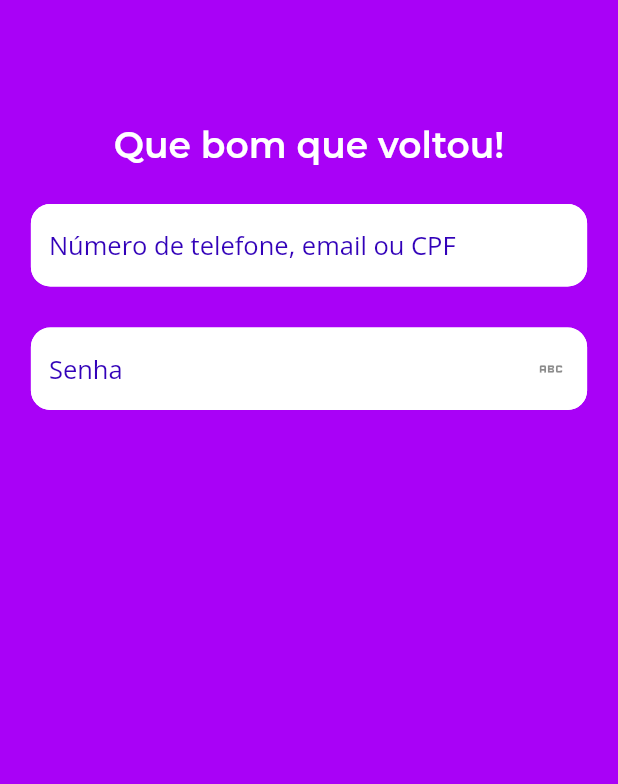
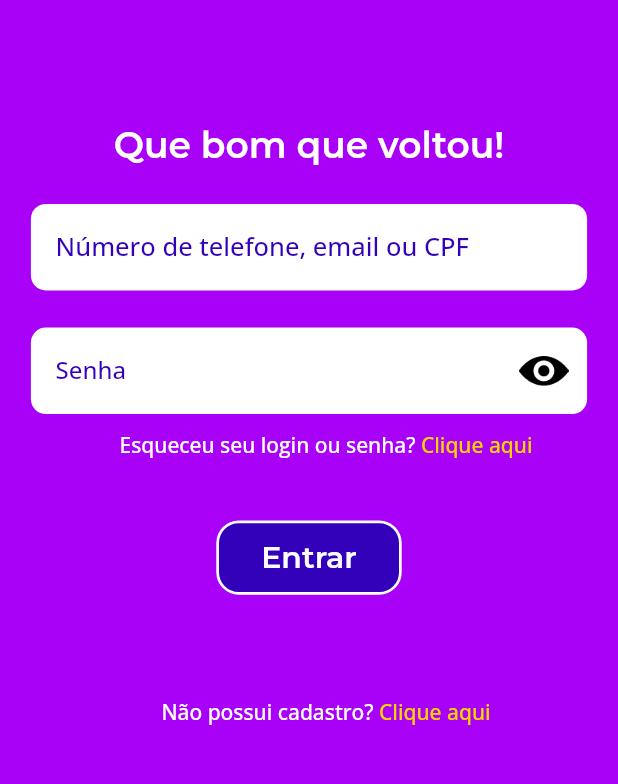
Before and after one commit to Palagio/app_todo_lovepeople, a Flutter app: the screen it shows after launch, on a phone screen of 412 x 824 dp, the part 371-1155 px from its top. Run offline on Flutter 3.47's test engine with Material 2 defaults, Android fonts, the phone set to English and light mode, and no system bars; our stand-ins replace google_fonts.

Commit message:
Att estrutura de pastas e layout auth page

```diff
--- a/lib/app_widget.dart
+++ b/lib/app_widget.dart
@@ -1,4 +1,4 @@
-import 'package:app_todo_lovepeople/modules/auth_module/auth_view.dart';
+import 'package:app_todo_lovepeople/modules/auth/auth_view.dart';
 import 'package:flutter/material.dart';
 
 class AppWidget extends StatelessWidget {
--- a/lib/main.dart
+++ b/lib/main.dart
@@ -1,6 +1,7 @@
 import 'package:app_todo_lovepeople/app_widget.dart';
-import 'package:app_todo_lovepeople/modules/auth_module/auth_model.dart';
-import 'package:app_todo_lovepeople/modules/auth_module/auth_presenter.dart';
+import 'package:app_todo_lovepeople/modules/auth/auth_model.dart';
+import 'package:app_todo_lovepeople/modules/auth/auth_presenter.dart';
+
 import 'package:flutter/material.dart';
 import 'package:provider/provider.dart';
 
@@ -11,7 +12,6 @@ void main() {
         ChangeNotifierProvider(
           create: (context) => AuthPresenter(AuthModel()),
         ),
-
       ],
       child: AppWidget(),
     ),
--- a/lib/modules/auth_module/auth_presenter.dart
+++ b/lib/modules/auth/auth_presenter.dart
@@ -1,4 +1,4 @@
-import 'package:app_todo_lovepeople/modules/auth_module/auth_model.dart';
+import 'package:app_todo_lovepeople/modules/auth/auth_model.dart';
 import 'package:flutter/material.dart';
 
 class AuthPresenter with ChangeNotifier {
--- a/lib/modules/auth_module/auth_view.dart
+++ b/lib/modules/auth/auth_view.dart
@@ -1,3 +1,5 @@
+import 'package:app_todo_lovepeople/modules/auth/widgets/auth_text_button_widget.dart';
+import 'package:app_todo_lovepeople/shared/widgets/dynamic-button_widget.dart';
 import 'package:app_todo_lovepeople/shared/widgets/password_text_field_widget.dart';
 import 'package:app_todo_lovepeople/shared/widgets/text_form_field_widget.dart';
 import 'package:flutter/material.dart';
@@ -11,11 +13,6 @@ class AuthView extends StatefulWidget {
 }
 
 class _AuthViewState extends State<AuthView> {
-  @override
-  void initState() {
-    super.initState();
-  }
-
   @override
   Widget build(BuildContext context) {
     final size = MediaQuery.of(context).size;
@@ -84,7 +81,30 @@ class _AuthViewState extends State<AuthView> {
               UserTextFormFieldWidget(
                 hintText: 'Número de telefone, email ou CPF',
               ),
-              PasswordFormFieldWidget(hintText: 'Senha'),
+              SizedBox(
+                height: size.height * 0.03,
+              ),
+              PasswordTextFormFieldWidget(
+                hintText: 'Senha',
+              ),
+              AuthTextButtonWidget(
+                buttonText: 'Clique aqui',
+                text: 'Esqueceu seu login ou senha? ',
+              ),
+              SizedBox(
+                height: size.height * 0.05,
+              ),
+              DynamicButtonWidget(
+                text: 'Entrar',
+                buttonColor: Color.fromARGB(255, 50, 1, 185),
+                width: size.width * 0.3,
+                radius: 15,
+              ),
+              SizedBox(height: size.height * 0.07),
+              AuthTextButtonWidget(
+                text: 'Não possui cadastro? ',
+                buttonText: 'Clique aqui',
+              )
             ],
           ),
         ),
--- /dev/null
+++ b/lib/modules/auth/widgets/auth_text_button_widget.dart
@@ -0,0 +1,50 @@
+import 'package:flutter/material.dart';
+import 'package:google_fonts/google_fonts.dart';
+
+class AuthTextButtonWidget extends StatelessWidget {
+  final String text;
+  final String buttonText;
+
+  const AuthTextButtonWidget({
+    Key? key,
+    required this.text,
+    required this.buttonText,
+  }) : super(key: key);
+
+  @override
+  Widget build(BuildContext context) {
+    final size = MediaQuery.of(context).size;
+
+    return Container(
+      margin:
+          EdgeInsets.only(left: size.width * 0.055, top: size.height * 0.013),
+      child: Row(
+        mainAxisAlignment: MainAxisAlignment.center,
+        children: [
+          Text(
+            text,
+            style: GoogleFonts.openSans(
+              textStyle: TextStyle(
+                fontSize: 14,
+                color: Colors.white,
+                fontWeight: FontWeight.w500,
+              ),
+            ),
+          ),
+          Container(
+            child: Text(
+              buttonText,
+              style: GoogleFonts.openSans(
+                textStyle: TextStyle(
+                  fontSize: 14,
+                  color: Color.fromARGB(255, 255, 213, 0),
+                  fontWeight: FontWeight.w500,
+                ),
+              ),
+            ),
+          ),
+        ],
+      ),
+    );
+  }
+}
--- /dev/null
+++ b/lib/shared/widgets/dynamic-button_widget.dart
@@ -0,0 +1,43 @@
+import 'package:flutter/material.dart';
+import 'package:google_fonts/google_fonts.dart';
+
+class DynamicButtonWidget extends StatelessWidget {
+  final String text;
+  final Color buttonColor;
+  final double width;
+  final double radius;
+  const DynamicButtonWidget({
+    Key? key,
+    required this.text,
+    required this.buttonColor,
+    required this.width,
+    required this.radius,
+  }) : super(key: key);
+
+  @override
+  Widget build(BuildContext context) {
+    final size = MediaQuery.of(context).size;
+
+    return Container(
+      height: size.height * 0.06,
+      width: width,
+      decoration: BoxDecoration(
+        color: buttonColor,
+        borderRadius: BorderRadius.circular(radius),
+        border: Border.all(color: Colors.white, width: 1.8),
+      ),
+      child: Center(
+        child: Text(
+          text,
+          style: GoogleFonts.montserrat(
+            textStyle: TextStyle(
+              fontSize: 20,
+              color: Colors.white,
+              fontWeight: FontWeight.w600,
+            ),
+          ),
+        ),
+      ),
+    );
+  }
+}
--- a/lib/shared/widgets/password_text_field_widget.dart
+++ b/lib/shared/widgets/password_text_field_widget.dart
@@ -1,12 +1,12 @@
-import 'package:app_todo_lovepeople/modules/auth_module/auth_presenter.dart';
+import 'package:app_todo_lovepeople/modules/auth/auth_presenter.dart';
 import 'package:flutter/material.dart';
 import 'package:google_fonts/google_fonts.dart';
 import 'package:provider/provider.dart';
 
-class PasswordFormFieldWidget extends StatelessWidget {
+class PasswordTextFormFieldWidget extends StatelessWidget {
   final String hintText;
 
-  PasswordFormFieldWidget({
+  PasswordTextFormFieldWidget({
     Key? key,
     required this.hintText,
   }) : super(key: key);
@@ -16,38 +16,50 @@ class PasswordFormFieldWidget extends StatelessWidget {
     final size = MediaQuery.of(context).size;
 
     return Consumer<AuthPresenter>(builder: (context, presenter, child) {
-      return SizedBox(
-        height: size.height * 0.1,
+      return Container(
+        height: size.height * 0.07,
         width: size.width * 0.9,
+        decoration: BoxDecoration(
+          color: Colors.white,
+          borderRadius: BorderRadius.circular(10),
+        ),
         child: TextFormField(
+          style: GoogleFonts.openSans(
+            textStyle: TextStyle(
+              fontSize: 17,
+              color: Color.fromARGB(255, 50, 1, 185),
+              fontWeight: FontWeight.w500,
+            ),
+          ),
+          expands: false,
           obscureText: presenter.authModel.obscureTextStatus,
           decoration: InputDecoration(
-            suffixIcon:
-                 InkWell(
-                    onTap: () {
-                      presenter.switchObscureTextStatus();
-                    },
-                    child: Icon(presenter.authModel.obscureTextStatus
-                       ? Icons.remove_red_eye_outlined : Icons.abc,
-                      size: 20,
-                    ),
-                  ),
-
+            border: InputBorder.none,
+            enabledBorder: InputBorder.none,
+            suffixIcon: InkWell(
+              onTap: () {
+                presenter.switchObscureTextStatus();
+              },
+              child: Container(
+                height: size.height * 0.07,
+                padding: EdgeInsets.all(size.width * 0.03),
+                child: Image.asset(
+                  presenter.authModel.obscureTextStatus
+                      ? 'assets/images/authImages/auth-password-eye.png'
+                      : 'assets/images/authImages/auth-password-eye-sharp.png',
+                  fit: BoxFit.cover,
+                ),
+              ),
+            ),
             hintText: hintText,
             hintStyle: GoogleFonts.openSans(
               textStyle: TextStyle(
-                fontSize: 17,
+                fontSize: 16,
                 color: Color.fromARGB(255, 50, 1, 185),
+                fontWeight: FontWeight.w500,
               ),
             ),
-            isDense: true,
-            labelStyle: const TextStyle(color: Colors.black),
-            enabledBorder: OutlineInputBorder(
-              borderRadius: BorderRadius.circular(13),
-              borderSide: BorderSide(color: Colors.white),
-            ),
-            filled: true,
-            fillColor: Colors.white,
+            contentPadding: EdgeInsets.all(size.width * 0.04),
           ),
         ),
       );
--- a/lib/shared/widgets/text_form_field_widget.dart
+++ b/lib/shared/widgets/text_form_field_widget.dart
@@ -1,39 +1,51 @@
+import 'package:app_todo_lovepeople/modules/auth/auth_presenter.dart';
 import 'package:flutter/material.dart';
 import 'package:google_fonts/google_fonts.dart';
+import 'package:provider/provider.dart';
 
 class UserTextFormFieldWidget extends StatelessWidget {
   final String hintText;
-  final bool obscure;
-  UserTextFormFieldWidget({Key? key, required this.hintText, this.obscure = false})
-      : super(key: key);
+
+  UserTextFormFieldWidget({
+    Key? key,
+    required this.hintText,
+  }) : super(key: key);
 
   @override
   Widget build(BuildContext context) {
     final size = MediaQuery.of(context).size;
 
-    return SizedBox(
-      height: size.height * 0.1,
+    return Consumer<AuthPresenter>(builder: (context, presenter, child) {
+      return Container(
+        height: size.height * 0.07,
         width: size.width * 0.9,
+        decoration: BoxDecoration(
+          color: Colors.white,
+          borderRadius: BorderRadius.circular(10),
+        ),
         child: TextFormField(
-        obscureText: obscure,
+          style: GoogleFonts.openSans(
+            textStyle: TextStyle(
+              fontSize: 17,
+              color: Color.fromARGB(255, 50, 1, 185),
+              fontWeight: FontWeight.w500,
+            ),
+          ),
           decoration: InputDecoration(
+            border: InputBorder.none,
+            enabledBorder: InputBorder.none,
             hintText: hintText,
             hintStyle: GoogleFonts.openSans(
               textStyle: TextStyle(
                 fontSize: 17,
                 color: Color.fromARGB(255, 50, 1, 185),
+                fontWeight: FontWeight.w500,
               ),
             ),
-          isDense: true,
-          labelStyle: const TextStyle(color: Colors.black),
-          enabledBorder: OutlineInputBorder(
-            borderRadius: BorderRadius.circular(13),
-            borderSide: BorderSide(color: Colors.white),
-          ),
-          filled: true,
-          fillColor: Colors.white,
+            contentPadding: EdgeInsets.all(size.width * 0.04),
           ),
         ),
       );
+    });
   }
 }
--- a/pubspec.yaml
+++ b/pubspec.yaml
@@ -63,6 +63,7 @@ flutter:
   # To add assets to your application, add an assets section, like this:
   assets:
     - assets/images/shared/
+    - assets/images/authImages/
 
 
   # An image asset can refer to one or more resolution-specific "variants", see
```
Also changed, not shown: assets/images/authImages/auth-password-eye-sharp.png (added), assets/images/authImages/auth-password-eye.png (added), lib/modules/auth/auth_model.dart (renamed from lib/modules/auth_module/auth_model.dart), lib/modules/sign_up/sign_up_model.dart (added), lib/modules/sign_up/sign_up_presenter.dart (added), lib/modules/sign_up/sign_up_view.dart (added). Lines whose indentation alone changed are shown as unchanged.
